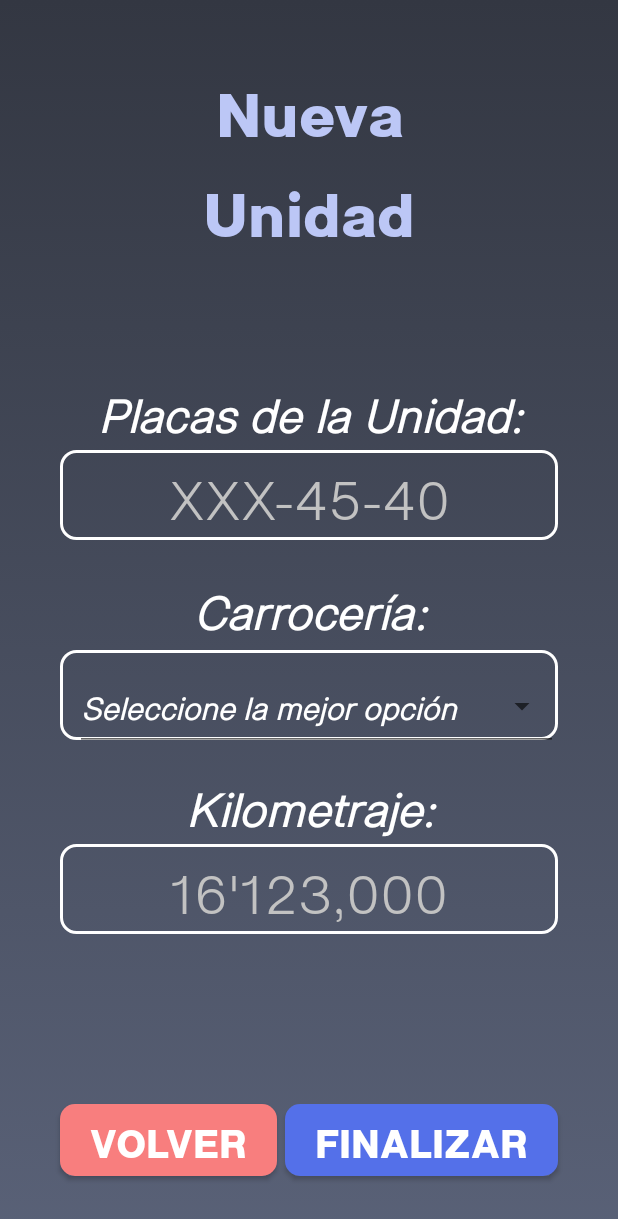
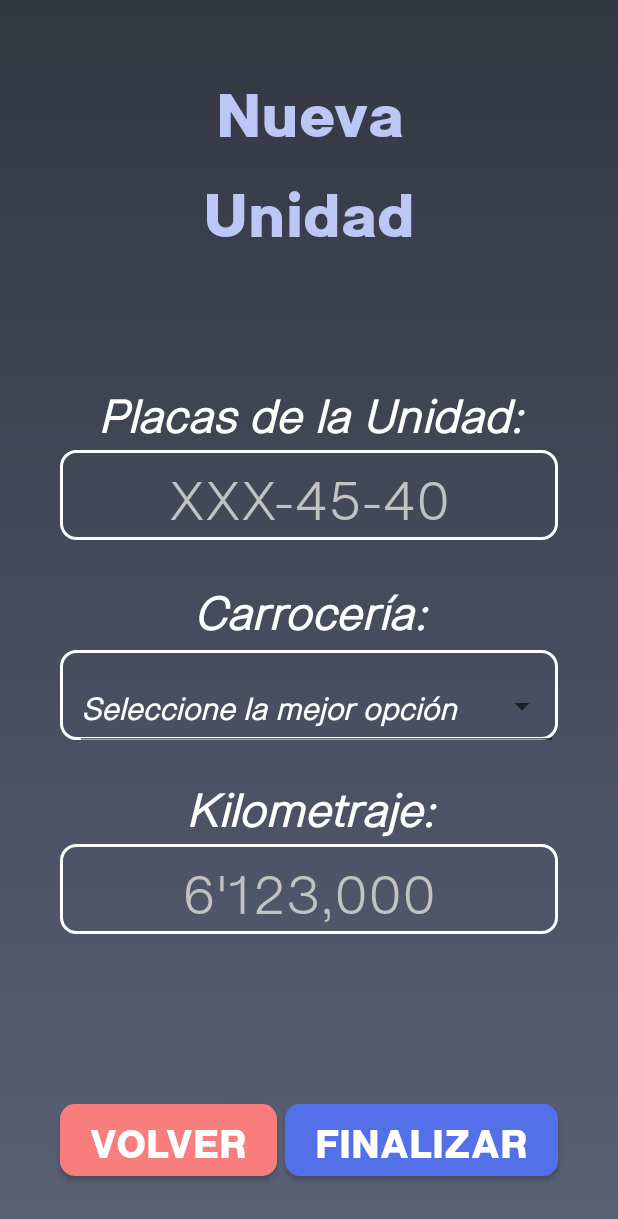
Before and after one commit to MoisesMoralesGtz/PIA-MOVILES2023, an Android app: the nueva_unidad screen opened directly, with no data from a screen before it, on a phone screen of 412 x 824 dp. Shown: the top 1219 px of the screen. Run offline under Robolectric (Android 15) with nearby library versions, the phone set to English and light mode, and no system bars.

Commit message:
Actualización de Longitudes

```diff
--- a/app/src/main/res/layout/activity_inicio_turno_empleado.xml
+++ b/app/src/main/res/layout/activity_inicio_turno_empleado.xml
@@ -257,7 +257,6 @@
         android:id="@+id/inputNombre"
         android:layout_width="match_parent"
         android:layout_height="40dp"
-
         android:layout_marginHorizontal="40dp"
 
         android:background="@drawable/estilo_inputs"
--- a/app/src/main/res/layout/activity_nueva_unidad.xml
+++ b/app/src/main/res/layout/activity_nueva_unidad.xml
@@ -37,19 +37,20 @@
         app:layout_constraintBottom_toTopOf="@+id/lblCarroceria"
         tools:layout_editor_absoluteX="64dp" />
 
+
     <EditText
         android:id="@+id/inputPlacas"
         android:layout_width="match_parent"
         android:layout_height="60dp"
 
+        android:layout_marginHorizontal="40dp"
         android:background="@drawable/estilo_inputs"
         android:fontFamily="@font/sublima_light"
+
         android:hint="XXX-45-40"
 
-        android:layout_marginHorizontal="40dp"
-
         android:inputType="textPersonName"
-        android:maxLength="15"
+        android:maxLength="8"
         android:textAlignment="center"
         android:textColor="@android:color/white"
         android:textColorHint="@color/placeHolderColor"
@@ -57,9 +58,9 @@
 
         android:textSize="35sp"
         app:layout_constraintEnd_toEndOf="parent"
+        app:layout_constraintHorizontal_bias="0.512"
         app:layout_constraintStart_toStartOf="parent"
         app:layout_constraintTop_toBottomOf="@+id/lblPlacas" />
-
 
     <TextView
         android:id="@+id/lblCarroceria"
@@ -130,9 +131,9 @@
 
         android:background="@drawable/estilo_inputs"
         android:fontFamily="@font/sublima_light"
-        android:hint="16'123,000"
+        android:hint="6'123,000"
         android:inputType="textPersonName"
-        android:maxLength="15"
+        android:maxLength="9"
         android:textAlignment="center"
         android:textColor="@android:color/white"
         android:textColorHint="@color/placeHolderColor"
--- a/app/src/main/res/layout/activity_nuevo_usuario.xml
+++ b/app/src/main/res/layout/activity_nuevo_usuario.xml
@@ -49,7 +49,7 @@
         android:fontFamily="@font/sublima_light"
         android:hint="ej. Juan Hernández Gómez"
         android:inputType="textPersonName"
-        android:maxLength="15"
+        android:maxLength="30"
         android:textAlignment="center"
         android:textColor="@android:color/white"
         android:textColorHint="@color/placeHolderColor"
```
